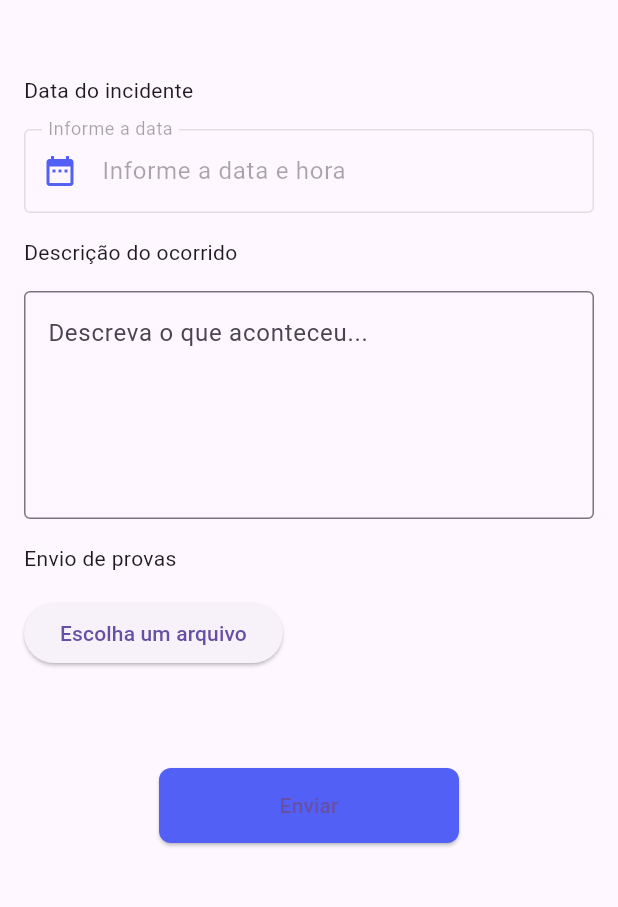
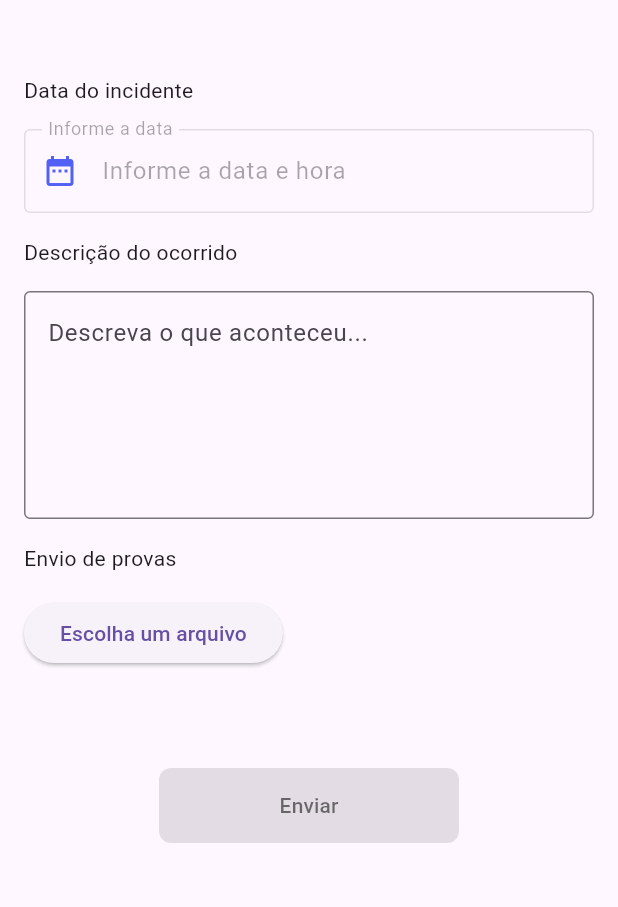
Before and after one commit to Iagolbdc/avaguard-app-flutter, a Flutter app: the IncidentReportPage screen opened directly with empty values, on a phone screen of 412 x 824 dp, the part 195-1102 px from its top. Run offline on Flutter 3.47's test engine with Material 3 defaults, Android fonts, the light colour scheme and no system bars; our stand-ins replace audio_service, file_picker, firebase_core, firebase_storage, just_audio, lottie and 3 more; missing offline and left inert: record; accounts and stored records are empty.

Commit message:
ajustando coisa que chefinho pediu

```diff
--- a/lib/audio_handler.dart
+++ b/lib/audio_handler.dart
@@ -8,10 +8,14 @@ class AvaguardAudioHandler extends BaseAudioHandler {
   final _player = AudioPlayer();
   final AudioRecord _recorder = AudioRecord();
   String? userId;
+  String? recordingId;
+  String? localFilePath;
 
   Future<void> initPrefs() async {
     SharedPreferences prefs = await SharedPreferences.getInstance();
     userId = prefs.getString('userId');
+    recordingId = prefs.getString('recordingId');
+    localFilePath = prefs.getString('filePath');
   }
 
   final BehaviorSubject<bool> isRecording = BehaviorSubject.seeded(false);
@@ -37,6 +41,7 @@ class AvaguardAudioHandler extends BaseAudioHandler {
   @override
   Future<void> pause() async {
     await initPrefs();
+    _recorder.sendRecording(recordingId, localFilePath);
     print("Parando");
     isRecording.add(false);
     await _recorder.stopRecording();
--- /dev/null
+++ b/lib/config.dart
@@ -0,0 +1,4 @@
+const url = 'https://avaguard-api-dgk8.vercel.app/';
+const login = '${url}signIn';
+const initAudioRecording = '${url}initEmployeesRecording';
+const finishAudioRecording = '${url}finishEmployeesRecording';
--- a/lib/incident_report_page.dart
+++ b/lib/incident_report_page.dart
@@ -20,9 +20,7 @@ class _IncidentReportPageState extends State<IncidentReportPage>
   String selectedFile = "";
   bool isSending = false;
   bool isSuccess = false;
-  bool isRecording = false;
   late AnimationController _successController;
-  bool hasPendingAudio = false; // Controle da exibição do aviso
   SharedPreferences? prefs;
   final TextEditingController _descriptionController = TextEditingController();
 
@@ -62,7 +60,7 @@ class _IncidentReportPageState extends State<IncidentReportPage>
       firstDate: DateTime(2000),
       lastDate: DateTime(2101),
     );
-
+    //print("Gravação pendente: ${AudioRecord.hasPendingAudio}");
     if (pickedDate != null) {
       setState(() {
         selectedDate =
@@ -91,7 +89,6 @@ class _IncidentReportPageState extends State<IncidentReportPage>
   Future<void> _sendingAudio() async {
     setState(() {
       isSending = true;
-      isRecording = false;
     });
 
     print(widget.userId);
@@ -101,11 +98,8 @@ class _IncidentReportPageState extends State<IncidentReportPage>
     // Enviar gravação para o backend
     try {
       print(recordingId);
-      await _recorder.sendRecording(
-          _descriptionController.text, recordingId, filePath);
+      await _recorder.sendRecording(recordingId, filePath);
       print("Incidente reportado com sucesso.");
-      prefs?.remove('recordingId');
-      prefs?.remove('filePath');
     } catch (e) {
       print("Erro ao enviar o incidente: $e");
     }
@@ -113,7 +107,6 @@ class _IncidentReportPageState extends State<IncidentReportPage>
     setState(() {
       isSending = false;
       isSuccess = true;
-      hasPendingAudio = false;
       _descriptionController.clear();
       selectedDate = "Informe a data e hora";
     });
@@ -199,35 +192,40 @@ class _IncidentReportPageState extends State<IncidentReportPage>
                     return const SizedBox.shrink();
                   },
                 ),
-                if (hasPendingAudio)
-                  Padding(
-                    padding: const EdgeInsets.symmetric(horizontal: 16.0),
-                    child: Card(
-                      color: Colors.yellow[700],
-                      shape: RoundedRectangleBorder(
-                        borderRadius: BorderRadius.circular(8),
-                      ),
-                      child: Padding(
-                        padding: const EdgeInsets.all(12.0),
-                        child: Row(
-                          children: [
-                            Icon(Icons.warning, color: Colors.black),
-                            SizedBox(width: 8),
-                            Expanded(
-                              child: Text(
-                                "Você tem um áudio pendente pronto para envio.",
-                                style: TextStyle(
-                                  color: Colors.black,
-                                  fontWeight: FontWeight.bold,
-                                ),
-                              ),
-                            ),
-                          ],
-                        ),
-                      ),
-                    ),
-                  ),
-
+                // ValueListenableBuilder(
+                //     valueListenable: AudioRecord.hasPendingAudio,
+                //     builder: (context, hasPendingAudio, child) {
+                //       if (hasPendingAudio) {
+                //         return Padding(
+                //           padding: const EdgeInsets.symmetric(horizontal: 16.0),
+                //           child: Card(
+                //             color: Colors.yellow[700],
+                //             shape: RoundedRectangleBorder(
+                //               borderRadius: BorderRadius.circular(8),
+                //             ),
+                //             child: Padding(
+                //               padding: const EdgeInsets.all(12.0),
+                //               child: Row(
+                //                 children: [
+                //                   Icon(Icons.warning, color: Colors.black),
+                //                   SizedBox(width: 8),
+                //                   Expanded(
+                //                     child: Text(
+                //                       "Você tem um áudio pendente pronto para envio.",
+                //                       style: TextStyle(
+                //                         color: Colors.black,
+                //                         fontWeight: FontWeight.bold,
+                //                       ),
+                //                     ),
+                //                   ),
+                //                 ],
+                //               ),
+                //             ),
+                //           ),
+                //         );
+                //       }
+                //       return const SizedBox.shrink();
+                //     }),
                 // Campo para data
                 Padding(
                   padding: const EdgeInsets.symmetric(horizontal: 16.0),
@@ -291,16 +289,31 @@ class _IncidentReportPageState extends State<IncidentReportPage>
                 Center(
                   child: Container(
                     margin: EdgeInsets.symmetric(vertical: 50.0),
-                    child: ElevatedButton(
-                      onPressed: _sendingAudio,
+                    child: ValueListenableBuilder<bool>(
+                      valueListenable: AudioRecord.isRecording,
+                      builder: (context, isRecording, child) {
+                        return ElevatedButton(
+                          onPressed: isRecording
+                              ? _sendingAudio
+                              : null, // Desabilita se não houver áudio pendente
                           style: ElevatedButton.styleFrom(
-                        backgroundColor: Color(0xFF5360F5),
+                            backgroundColor: isRecording
+                                ? Color(0xFF5360F5)
+                                : Colors.grey, // Cor do botão desativado
                             minimumSize: Size(200, 50),
                             shape: RoundedRectangleBorder(
                               borderRadius: BorderRadius.circular(8),
                             ),
                           ),
-                      child: Text("Enviar"),
+                          child: Text(
+                            "Enviar",
+                            style: TextStyle(
+                              color:
+                                  isRecording ? Colors.white : Colors.black54,
+                            ),
+                          ),
+                        );
+                      },
                     ),
                   ),
                 ),
--- a/lib/resources/auth_methods.dart
+++ b/lib/resources/auth_methods.dart
@@ -1,10 +1,10 @@
 import 'dart:convert';
 
 import 'package:avaguard/incident_report_page.dart';
-import 'package:avaguard/login_screen.dart';
 import 'package:flutter/material.dart';
 import 'package:http/http.dart' as http;
 import 'package:shared_preferences/shared_preferences.dart';
+import 'package:avaguard/config.dart';
 
 class AuthMethods {
   static Future<void> loginUser({
@@ -18,7 +18,7 @@ class AuthMethods {
       var body = {"email": email, "password": password};
 
       var response = await http.post(
-        Uri.parse("https://avaguard-api.vercel.app/signIn"),
+        Uri.parse(login),
         headers: {"Content-Type": "application/json"},
         body: jsonEncode(body),
       );
--- a/pubspec.yaml
+++ b/pubspec.yaml
@@ -24,6 +24,8 @@ dependencies:
   cloud_firestore: ^5.5.0
   uuid: ^4.5.1
   firebase_storage: ^12.3.6
+  flutter_local_notifications: ^18.0.1
+  path_provider: ^2.1.5
 
 dev_dependencies:
   flutter_test:
```
Also changed, not shown: lib/audio_recorder.dart (+22 -5 lines), pubspec.lock, 3 other files. Lines whose indentation alone changed are shown as unchanged.
